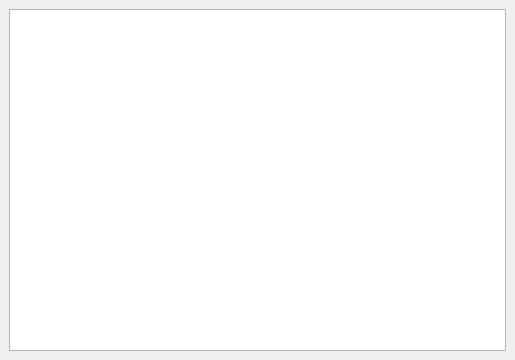
Old version of the form main.ui in the repository Zheleznov-Fedor/espresso.
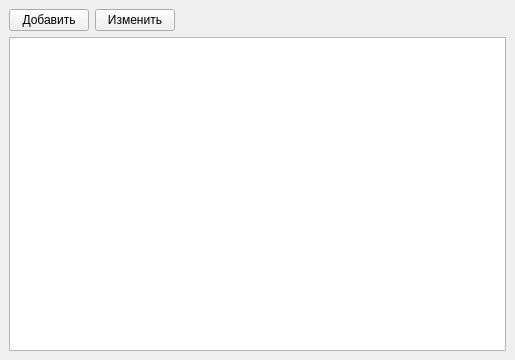
New version of the form.

What changed in the file:
```diff
--- a/main.ui
+++ b/main.ui
@@ -15,9 +15,52 @@
   </property>
   <widget class="QWidget" name="centralwidget">
    <layout class="QGridLayout" name="gridLayout">
-    <item row="0" column="0">
+    <item row="4" column="0">
      <widget class="QTableWidget" name="tableWidget"/>
     </item>
+    <item row="1" column="0">
+     <layout class="QHBoxLayout" name="horizontalLayout">
+      <property name="leftMargin">
+       <number>0</number>
+      </property>
+      <property name="topMargin">
+       <number>0</number>
+      </property>
+      <property name="rightMargin">
+       <number>0</number>
+      </property>
+      <property name="bottomMargin">
+       <number>0</number>
+      </property>
+      <item>
+       <widget class="QPushButton" name="add_btn">
+        <property name="text">
+         <string>Добавить</string>
+        </property>
+       </widget>
+      </item>
+      <item>
+       <widget class="QPushButton" name="edit_btn">
+        <property name="text">
+         <string>Изменить</string>
+        </property>
+       </widget>
+      </item>
+      <item>
+       <spacer name="horizontalSpacer">
+        <property name="orientation">
+         <enum>Qt::Horizontal</enum>
+        </property>
+        <property name="sizeHint" stdset="0">
+         <size>
+          <width>40</width>
+          <height>20</height>
+         </size>
+        </property>
+       </spacer>
+      </item>
+     </layout>
+    </item>
    </layout>
   </widget>
  </widget>
```
